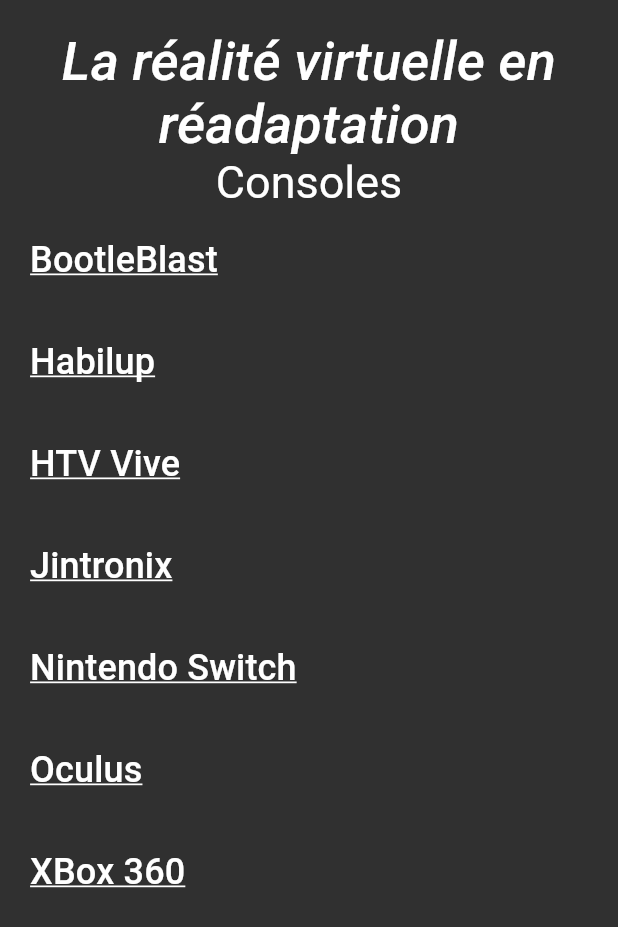
After one commit to cr-crme/vr_in_rehab, a Flutter app: the Consoles screen opened by its route, on a phone screen of 412 x 824 dp. The commit adds this screen. Shown: the top 927 px of the screen. Run offline on Flutter 3.47's test engine with Material 2 defaults, Android fonts, the phone set to English and light mode, and no system bars; Roboto replaces fonts that are missing (Hind).

Commit message:
Moved Main scaffold to a common widget

```diff
--- a/lib/screens/consoles.dart
+++ b/lib/screens/consoles.dart
@@ -2,6 +2,7 @@
 
 import '/providers.dart/locale_text.dart';
 import '/widgets/hidable_paragraph.dart';
+import '/widgets/scaffold_navigation.dart';
 
 class Consoles extends StatelessWidget {
   const Consoles({super.key});
@@ -112,31 +113,10 @@
       ],
     ];
 
-    return Scaffold(
-      body: SingleChildScrollView(
+    return ScaffoldNavigation(
+        mainTitle: texts.mainTitle,
+        subTitle: texts.consoles,
         child: Column(
-          crossAxisAlignment: CrossAxisAlignment.center,
-          mainAxisAlignment: MainAxisAlignment.start,
-          children: [
-            const SizedBox(width: double.infinity),
-            Padding(
-              padding: const EdgeInsets.only(top: 20.0),
-              child: Column(
-                children: [
-                  Text(
-                    texts.mainTitle,
-                    textAlign: TextAlign.center,
-                    style: Theme.of(context).textTheme.titleLarge,
-                  ),
-                  Text(
-                    texts.consoles,
-                    textAlign: TextAlign.center,
-                    style: Theme.of(context).textTheme.titleMedium,
-                  ),
-                ],
-              ),
-            ),
-            Column(
           mainAxisAlignment: MainAxisAlignment.spaceAround,
           children: consoles
               .map<Widget>((e) => HidableParagraph(
@@ -144,11 +124,7 @@
                       style: Theme.of(context).textTheme.titleSmall),
                   paragraph: e[1] as Widget))
               .toList(),
-            ),
-          ],
-        ),
-      ),
-    );
+        ));
   }
 }
 
--- /dev/null
+++ b/lib/widgets/scaffold_navigation.dart
@@ -0,0 +1,47 @@
+import 'package:flutter/material.dart';
+
+class ScaffoldNavigation extends StatelessWidget {
+  const ScaffoldNavigation({
+    super.key,
+    required this.mainTitle,
+    required this.subTitle,
+    required this.child,
+  });
+
+  final String mainTitle;
+  final String subTitle;
+  final Widget child;
+
+  @override
+  Widget build(BuildContext context) {
+    return Scaffold(
+      body: SingleChildScrollView(
+        child: Column(
+          crossAxisAlignment: CrossAxisAlignment.center,
+          mainAxisAlignment: MainAxisAlignment.start,
+          children: [
+            const SizedBox(width: double.infinity),
+            Padding(
+              padding: const EdgeInsets.only(top: 20.0),
+              child: Column(
+                children: [
+                  Text(
+                    mainTitle,
+                    textAlign: TextAlign.center,
+                    style: Theme.of(context).textTheme.titleLarge,
+                  ),
+                  Text(
+                    subTitle,
+                    textAlign: TextAlign.center,
+                    style: Theme.of(context).textTheme.titleMedium,
+                  ),
+                ],
+              ),
+            ),
+            child
+          ],
+        ),
+      ),
+    );
+  }
+}
```
Also changed, not shown: lib/screens/general_screen.dart (+12 -36 lines). Lines whose indentation alone changed are shown as unchanged.
